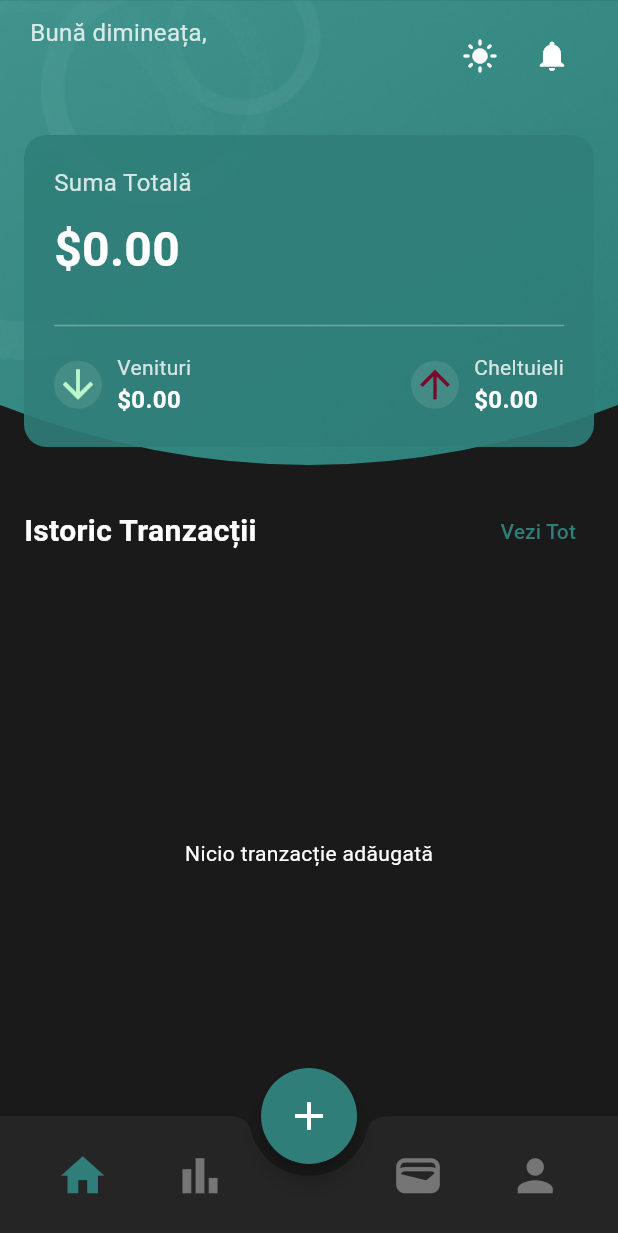
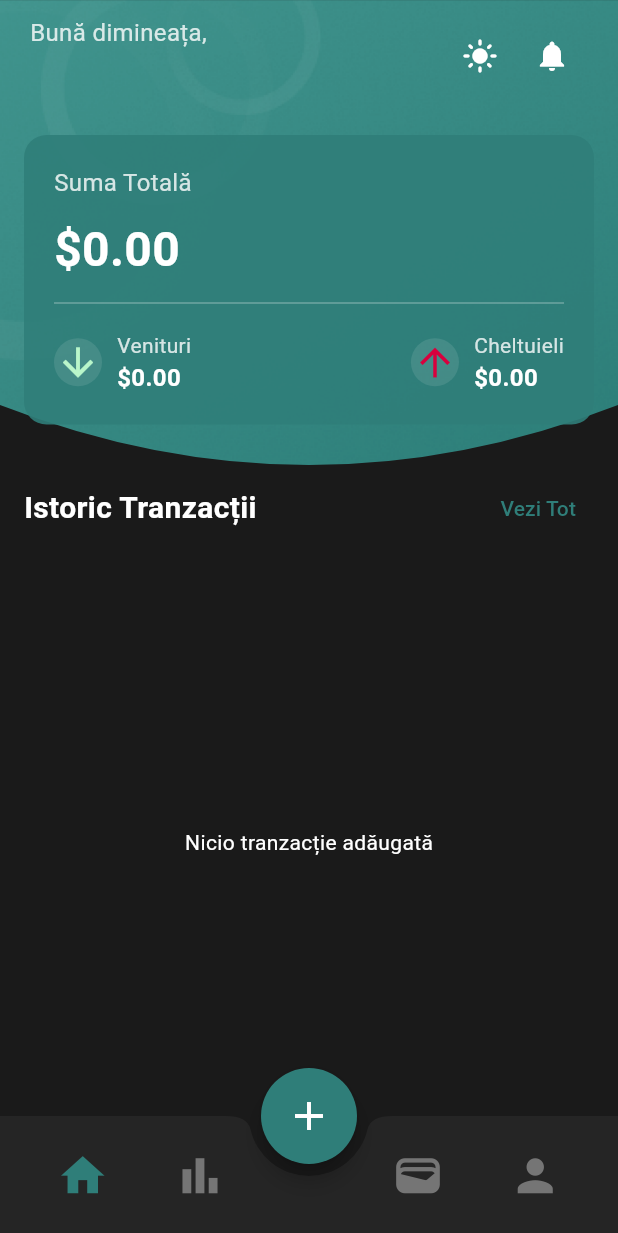
Before and after one commit to danibanu98/expense_tracker_flutter, a Flutter app: the screen it shows once a user with an empty profile is signed in, after a tap on the "dark mode" icon, on a phone screen of 412 x 824 dp. Shown: the top 1233 px of the screen. Run offline on Flutter 3.47's test engine with Material 3 defaults, Android fonts, the light colour scheme and no system bars; our stand-ins replace cloud_firestore, firebase_auth, firebase_core, fl_chart, random_string, shared_preferences; accounts and stored records are empty.

Commit message:
incarcare inainte de adaugare functii noi

```diff
--- a/lib/ui/home_page.dart
+++ b/lib/ui/home_page.dart
@@ -425,7 +425,7 @@ class _HomePageState extends State<HomePage> {
                 );
               },
             ),
-            SizedBox(height: 20),
+            SizedBox(height: 5),
             Divider(color: Colors.white.withValues(alpha: 0.3)),
             SizedBox(height: 10),
             StreamBuilder<QuerySnapshot>(
@@ -456,7 +456,7 @@ class _HomePageState extends State<HomePage> {
                     ),
                     _buildIncomeExpenseRow(
                       icon: Icons.arrow_upward,
-                      color: const Color(0xff7b0828),
+                      color: const Color.fromARGB(255, 216, 0, 61),
                       label: 'Cheltuieli',
                       amount: totalExpenses,
                       currencySymbol: settings.currencySymbol,
--- a/lib/ui/wallet_page.dart
+++ b/lib/ui/wallet_page.dart
@@ -182,7 +182,7 @@ class _WalletPageState extends State<WalletPage> {
             ),
             SizedBox(width: 5),
             IconButton(
-              icon: Icon(Icons.delete, size: 20, color: Colors.red[300]),
+              icon: Icon(Icons.delete, size: 20, color: const Color(0xff7b0828)),
               onPressed: () {
                 // Aici ar trebui să fie logica de ștergere (confirmare + deleteAccount din service)
                 // Poți adăuga dialogul de confirmare aici dacă vrei
```
